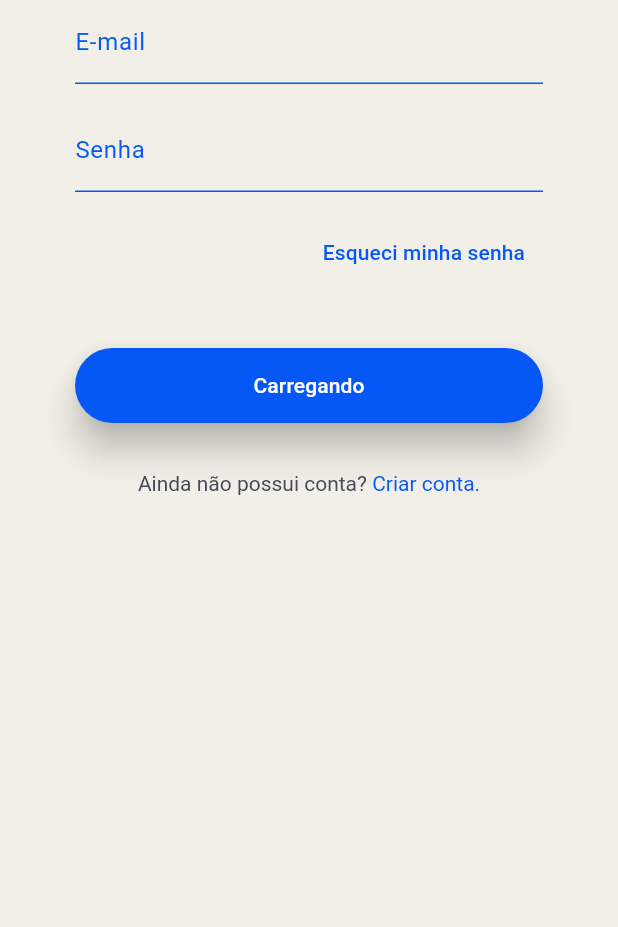
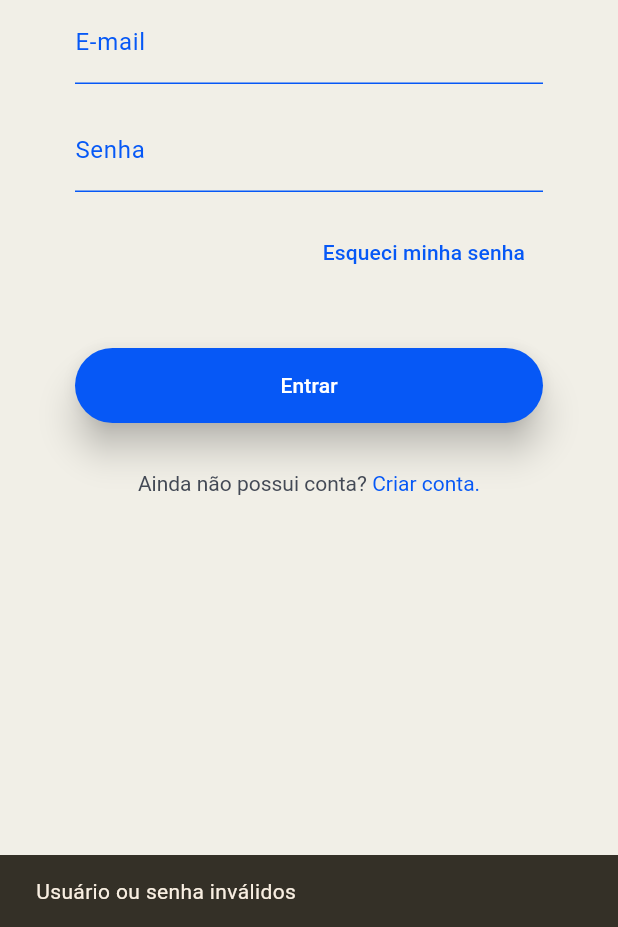
Before and after one commit to igordanii/easefin, a Flutter app: the LoginScreen screen opened by its route, after a tap on "Entrar", on a phone screen of 412 x 824 dp, the part 309-1236 px from its top. Run offline on Flutter 3.47's test engine with Material 3 defaults, Android fonts, the phone set to English and light mode, and no system bars; our stand-ins replace dio, fl_chart; missing offline and left inert: dart:html, postgres.

Commit message:
adicionando navegação de login

```diff
--- a/lib/modules/auth/controllers/login_controller.dart
+++ b/lib/modules/auth/controllers/login_controller.dart
@@ -10,20 +10,20 @@ class LoginController with ChangeNotifier {
 
   bool isLoading = false;
 
-  Future<void> login() async {
+  String login() {
     isLoading = true;
     notifyListeners();
-
-    await Future.delayed(const Duration(seconds: 5));
 
     final credentials = CredentialsDTO(
       emailController.text,
       passwordController.text,
     );
-    final token = await authRepository.signIn(credentials);
+
+    final token = authRepository.signIn(credentials);
 
     isLoading = false;
     notifyListeners();
     print(token);
+    return token;
   }
 }
--- a/lib/modules/auth/repositories/auth_repository.dart
+++ b/lib/modules/auth/repositories/auth_repository.dart
@@ -4,16 +4,22 @@ import 'package:finease/modules/auth/dtos/credentials_dto.dart';
 class AuthRepository {
   final Dio dio = Dio();
 
-  Future<String> signIn(CredentialsDTO credentials) async {
+  String signIn(CredentialsDTO credentials) {
     print(credentials.email);
     print(credentials.password);
 
-    // final response = await dio.get('https://pub.dev');
+    Map<String, String> users = {
+      "igordanice@gmail.com": "123456",
+      "livia@example.com": "654321",
+      "wanessa@example.com": "123654",
+      "leonardo": "abcdef"
+    };
 
-    // if (response.statusCode != 200) {
-    //   return '';
-    // }
+    if (users.containsKey(credentials.email) &&
+        users[credentials.email] == credentials.password) {
+      return "123456";
+    }
 
-    return 'ABC' as String;
+    return "Usuário ou senha inválidos";
   }
 }
--- a/lib/modules/auth/screens/login_screen.dart
+++ b/lib/modules/auth/screens/login_screen.dart
@@ -1,3 +1,5 @@
+import 'dart:html';
+
 import 'package:finease/modules/auth/controllers/login_controller.dart';
 import 'package:finease/utils/app_routes.dart';
 import 'package:flutter/material.dart';
@@ -53,7 +55,14 @@ class LoginScreen extends StatelessWidget {
             DefaultScreenButton(
               text: loginController.isLoading ? 'Carregando' : "Entrar",
               onPressed: () {
-                loginController.login();
+                var token = loginController.login();
+                if (token == "123456") {
+                  Navigator.pushReplacementNamed(context, AppRoutes.statement);
+                } else {
+                  ScaffoldMessenger.of(context).showSnackBar(
+                    SnackBar(content: Text(token)),
+                  );
+                }
                 // Navigator.pushNamed(context, AppRoutes.userHome);
               },
             ),
--- a/lib/screens/app.dart
+++ b/lib/screens/app.dart
@@ -18,6 +18,7 @@ import '../modules/profile/screens//del_movements.dart';
 import '../modules/profile/screens/del_account.dart';
 
 import '../modules/notifications/notifications.dart';
+import '../modules/statement/screens/statement_screen.dart';
 
 class App extends StatelessWidget {
   const App({super.key});
@@ -44,6 +45,7 @@ class App extends StatelessWidget {
           AppRoutes.delMovements: (context) => DeleteMoviments(),
           AppRoutes.delAccount: (context) => DeleteAccount(),
           AppRoutes.notifications: (context) => Notifications(),
+          AppRoutes.statement: (context) => StatementScreen(),
         },
         title: 'EaseFin',
         theme: ThemeData(
--- a/lib/utils/app_routes.dart
+++ b/lib/utils/app_routes.dart
@@ -12,4 +12,5 @@ abstract class AppRoutes {
   static const delAccount = "/del-account";
   static const delMovements = "/del-movements";
   static const notifications = "/notifications";
+  static const statement = "statement";
 }
```
Also changed, not shown: pubspec.lock.
